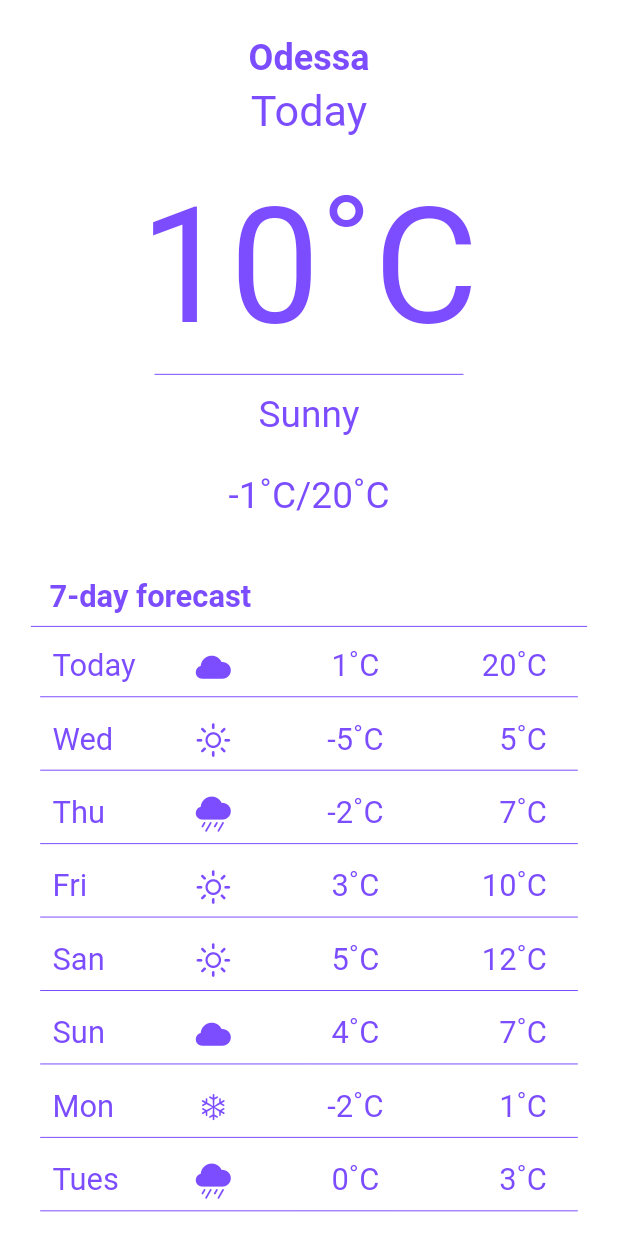
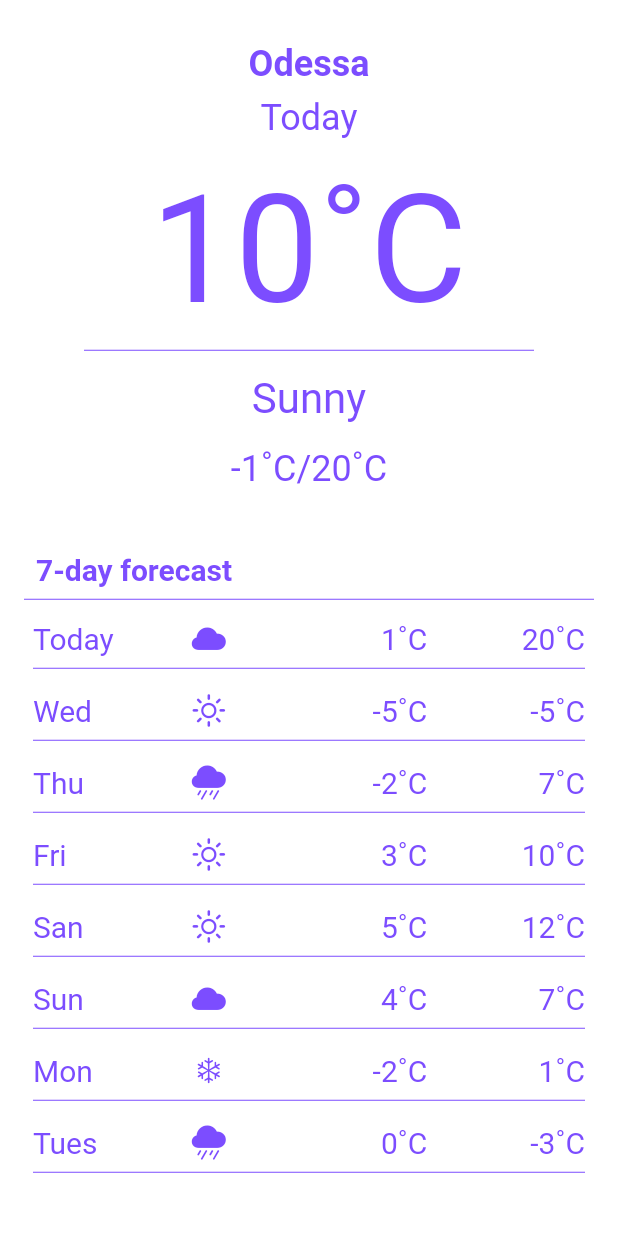
Before and after one commit to olko159/weather_search, a Flutter app: the WeatherDetails screen opened directly, on a phone screen of 412 x 824 dp. Run offline on Flutter 3.47's test engine with Material 2 defaults, Android fonts, the phone set to English and light mode, and no system bars; our stand-ins replace beamer, bloc, flutter_bloc, get_it, injectable, rive.

Commit message:
Add dimensions

```diff
--- /dev/null
+++ b/lib/app/resources/dimensions.dart
@@ -0,0 +1,10 @@
+class Dimensions {
+  Dimensions._();
+  static const double animationSize = 200;
+  static const double mainPadding = 20;
+  static const double secondaryPadding = 8;
+  static const double largePadding = 56;
+  static const double mainFontSize = 24;
+  static const double secondaryFontSize = 20;
+  static const double largeFontSize = 100;
+}
--- a/lib/app/ui/widgets/screens/splash_screen.dart
+++ b/lib/app/ui/widgets/screens/splash_screen.dart
@@ -1,6 +1,7 @@
 import 'package:beamer/beamer.dart';
 import 'package:flutter/material.dart';
 import 'package:rive/rive.dart';
+import 'package:weather_search/app/resources/dimensions.dart';
 
 class SplashScreen extends StatefulWidget {
   const SplashScreen({Key? key}) : super(key: key);
@@ -40,14 +41,15 @@ class _SplashScreenState extends State<SplashScreen> {
                 mainAxisAlignment: MainAxisAlignment.center,
                 children: <Widget>[
                   const SizedBox(
-                      width: 200,
-                      height: 200,
+                      width: Dimensions.animationSize,
+                      height: Dimensions.animationSize,
                       child: RiveAnimation.asset(
                         'assets/weather_splash.riv',
                         animations: ['Complex ainmation 1'],
                       )),
                   Padding(
-                    padding: const EdgeInsets.only(top: 10.0),
+                    padding:
+                        const EdgeInsets.only(top: Dimensions.mainPadding / 2),
                     child: Text(
                       'Weather Search',
                       style: headLine3,
@@ -65,7 +67,8 @@ class _SplashScreenState extends State<SplashScreen> {
                     color: primaryColor,
                   ),
                   Padding(
-                      padding: const EdgeInsets.only(top: 20.0),
+                      padding:
+                          const EdgeInsets.only(top: Dimensions.mainPadding),
                       child: Text(
                         'Loading...',
                         textAlign: TextAlign.center,
--- a/lib/app/ui/widgets/screens/weather_details.dart
+++ b/lib/app/ui/widgets/screens/weather_details.dart
@@ -1,5 +1,6 @@
 import 'package:flutter/cupertino.dart';
 import 'package:flutter/material.dart';
+import 'package:weather_search/app/resources/dimensions.dart';
 
 class WeatherDetails extends StatefulWidget {
   const WeatherDetails({Key? key}) : super(key: key);
@@ -18,23 +19,16 @@ class _WeatherDetailsState extends State<WeatherDetails> {
     Size size = MediaQuery.of(context).size;
 
     return Scaffold(
-      body: Center(
-        child: Container(
-          height: size.height,
-          width: size.height,
-          decoration: BoxDecoration(
-            color: backgroundColor,
-          ),
-          child: SafeArea(
-            child: Stack(
-              children: [
-                SingleChildScrollView(
+      backgroundColor: backgroundColor,
+      body: SafeArea(
+        child: Center(
+          child: SingleChildScrollView(
             child: Column(
               crossAxisAlignment: CrossAxisAlignment.start,
               children: [
                 Padding(
-                        padding: EdgeInsets.only(
-                          top: size.height * 0.03,
+                  padding: const EdgeInsets.only(
+                    top: Dimensions.mainPadding - 4,
                   ),
                   child: Center(
                     child: Text(
@@ -44,58 +38,59 @@ class _WeatherDetailsState extends State<WeatherDetails> {
                   ),
                 ),
                 Padding(
-                        padding: EdgeInsets.only(
-                          top: size.height * 0.005,
+                  padding: const EdgeInsets.only(
+                    top: Dimensions.mainPadding - 12,
                   ),
                   child: Center(
                     child: Text(
                       'Today', //day
                       style: TextStyle(
                         color: secondaryHeaderColor,
-                              fontSize: size.height * 0.035,
+                        fontSize: Dimensions.mainFontSize,
                       ),
                     ),
                   ),
                 ),
                 Padding(
-                        padding: EdgeInsets.only(
-                          top: size.height * 0.03,
+                  padding: const EdgeInsets.only(
+                    top: Dimensions.mainPadding - 4,
                   ),
                   child: Center(
                     child: Text(
                       '10˚C', //curent temperature
                       style: TextStyle(
                         color: secondaryHeaderColor,
-                              fontSize: size.height * 0.13,
+                        fontSize: Dimensions.largeFontSize,
                       ),
                     ),
                   ),
                 ),
                 Padding(
-                        padding:
-                            EdgeInsets.symmetric(horizontal: size.width * 0.25),
+                  padding: const EdgeInsets.symmetric(
+                    horizontal: Dimensions.largePadding,
+                  ),
                   child: Divider(
                     color: secondaryHeaderColor,
                   ),
                 ),
                 Padding(
-                        padding: EdgeInsets.only(
-                          top: size.height * 0.005,
+                  padding: const EdgeInsets.only(
+                    top: 8,
                   ),
                   child: Center(
                     child: Text(
                       'Sunny', // weather
                       style: TextStyle(
                         color: secondaryHeaderColor,
-                              fontSize: size.height * 0.03,
+                        fontSize: Dimensions.mainFontSize + 4,
                       ),
                     ),
                   ),
                 ),
                 Padding(
-                        padding: EdgeInsets.only(
-                          top: size.height * 0.03,
-                          bottom: size.height * 0.01,
+                  padding: const EdgeInsets.only(
+                    top: Dimensions.mainPadding - 4,
+                    bottom: Dimensions.mainPadding - 2,
                   ),
                   child: Row(
                     mainAxisAlignment: MainAxisAlignment.center,
@@ -104,30 +99,30 @@ class _WeatherDetailsState extends State<WeatherDetails> {
                         '-1˚C', // min temperature
                         style: TextStyle(
                           color: secondaryHeaderColor,
-                                fontSize: size.height * 0.03,
+                          fontSize: Dimensions.mainFontSize,
                         ),
                       ),
                       Text(
                         '/',
                         style: TextStyle(
                           color: secondaryHeaderColor,
-                                fontSize: size.height * 0.03,
+                          fontSize: Dimensions.mainFontSize,
                         ),
                       ),
                       Text(
                         '20˚C', //max temperature
                         style: TextStyle(
                           color: secondaryHeaderColor,
-                                fontSize: size.height * 0.03,
+                          fontSize: Dimensions.mainFontSize,
                         ),
                       ),
                     ],
                   ),
                 ),
                 Padding(
-                        padding: EdgeInsets.symmetric(
-                          horizontal: size.width * 0.05,
-                          vertical: size.height * 0.02,
+                  padding: const EdgeInsets.symmetric(
+                    horizontal: Dimensions.mainPadding - 4,
+                    vertical: Dimensions.mainPadding - 4,
                   ),
                   child: Container(
                     decoration: BoxDecoration(
@@ -141,15 +136,15 @@ class _WeatherDetailsState extends State<WeatherDetails> {
                         Align(
                           alignment: Alignment.centerLeft,
                           child: Padding(
-                                  padding: EdgeInsets.only(
-                                    top: size.height * 0.02,
-                                    left: size.width * 0.03,
+                            padding: const EdgeInsets.only(
+                              top: Dimensions.secondaryPadding,
+                              left: Dimensions.secondaryPadding,
                             ),
                             child: Text(
                               '7-day forecast',
                               style: TextStyle(
                                 color: secondaryHeaderColor,
-                                      fontSize: size.height * 0.025,
+                                fontSize: Dimensions.mainFontSize - 4,
                                 fontWeight: FontWeight.bold,
                               ),
                             ),
@@ -159,21 +154,23 @@ class _WeatherDetailsState extends State<WeatherDetails> {
                           color: secondaryHeaderColor,
                         ),
                         Padding(
-                                padding: EdgeInsets.all(size.width * 0.005),
+                          padding: const EdgeInsets.all(
+                            Dimensions.secondaryPadding - 6,
+                          ),
                           child: Column(
                             children: [
                               buildSevenDayForecast(
                                 "Today", //day
                                 1, //min temperature
                                 20, //max temperature
-                                        CupertinoIcons
-                                            .cloud_fill, //weather icon
+                                CupertinoIcons.cloud_fill, //weather icon
                                 size,
-                                        secondaryHeaderColor),
+                                secondaryHeaderColor,
+                              ),
                               buildSevenDayForecast(
                                 "Wed",
                                 -5,
-                                      5,
+                                -5,
                                 CupertinoIcons.sun_max,
                                 size,
                                 secondaryHeaderColor,
@@ -221,7 +218,7 @@ class _WeatherDetailsState extends State<WeatherDetails> {
                               buildSevenDayForecast(
                                 "Tues",
                                 0,
-                                      3,
+                                -3,
                                 CupertinoIcons.cloud_rain_fill,
                                 size,
                                 secondaryHeaderColor,
@@ -236,72 +233,72 @@ class _WeatherDetailsState extends State<WeatherDetails> {
               ],
             ),
           ),
-              ],
-            ),
-          ),
         ),
       ),
     );
   }
 
-  Widget buildSevenDayForecast(String time, int minTemp, int maxTemp,
-      IconData weatherIcon, Size size, Color secondaryHeaderColor) {
+  Widget buildSevenDayForecast(
+    String time,
+    int minTemp,
+    int maxTemp,
+    IconData weatherIcon,
+    Size size,
+    Color secondaryHeaderColor,
+  ) {
     return Padding(
-      padding: EdgeInsets.all(
-        size.height * 0.005,
-      ),
+      padding: const EdgeInsets.all(Dimensions.secondaryPadding - 4),
       child: Column(
         crossAxisAlignment: CrossAxisAlignment.start,
         children: [
-          Stack(
+          Row(
+            mainAxisAlignment: MainAxisAlignment.spaceEvenly,
             children: [
-              Padding(
-                padding: EdgeInsets.symmetric(
-                  horizontal: size.width * 0.02,
-                ),
+              Flexible(
+                flex: 2,
+                child: Align(
+                  alignment: Alignment.centerLeft,
                   child: Text(
                     time,
                     style: TextStyle(
                       color: secondaryHeaderColor,
-                    fontSize: size.height * 0.025,
+                      fontSize: Dimensions.secondaryFontSize,
                     ),
                   ),
                 ),
-              Padding(
-                padding: EdgeInsets.symmetric(
-                  horizontal: size.width * 0.25,
               ),
+              Flexible(
+                flex: 2,
+                child: Align(
+                  alignment: Alignment.centerLeft,
                   child: Icon(
                     weatherIcon,
                     color: secondaryHeaderColor,
-                  size: size.height * 0.03,
+                    size: Dimensions.mainFontSize,
                   ),
                 ),
-              Center(
-                child: Padding(
-                  padding: EdgeInsets.only(
-                    left: size.width * 0.15,
               ),
+              Flexible(
+                child: Align(
+                  alignment: Alignment.centerRight,
                   child: Text(
                     '$minTemp˚C',
                     style: TextStyle(
                       color: secondaryHeaderColor,
-                      fontSize: size.height * 0.025,
+                      fontSize: Dimensions.secondaryFontSize,
                     ),
                   ),
                 ),
               ),
-              Align(
+              Flexible(
+                flex: 2,
+                child: Align(
                   alignment: Alignment.centerRight,
-                child: Padding(
-                  padding: EdgeInsets.symmetric(
-                    horizontal: size.width * 0.05,
-                  ),
                   child: Text(
                     '$maxTemp˚C',
                     style: TextStyle(
                       color: secondaryHeaderColor,
-                      fontSize: size.height * 0.025,
+                      fontSize: Dimensions.secondaryFontSize,
                     ),
                   ),
                 ),
--- a/lib/app/ui/widgets/screens/weather_list.dart
+++ b/lib/app/ui/widgets/screens/weather_list.dart
@@ -4,6 +4,7 @@ import 'package:flutter_bloc/flutter_bloc.dart';
 import 'package:weather_search/app/bloc/cities/cities_bloc.dart';
 import 'package:weather_search/app/bloc/cities/cities_event.dart';
 import 'package:weather_search/app/bloc/cities/cities_state.dart';
+import 'package:weather_search/app/resources/dimensions.dart';
 
 class WeatherList extends StatefulWidget {
   const WeatherList({Key? key}) : super(key: key);
@@ -45,7 +46,7 @@ class _WeatherListState extends State<WeatherList> {
           mainAxisAlignment: MainAxisAlignment.start,
           children: <Widget>[
             Padding(
-              padding: const EdgeInsets.all(12.0),
+              padding: const EdgeInsets.all(Dimensions.mainPadding - 8),
               child: TextField(
                 controller: _textController,
                 style: TextStyle(color: secondaryHeaderColor),
@@ -75,7 +76,11 @@ class _WeatherListState extends State<WeatherList> {
               bloc: _citiesBloc,
               builder: (event, state) {
                 if (state is CitiesLoading) {
-                  return Center(child: CircularProgressIndicator());
+                  return Center(
+                    child: CircularProgressIndicator(
+                      color: secondaryHeaderColor,
+                    ),
+                  );
                 }
                 if (state is CitiesLoaded) {
                   final cities = state.cities;
@@ -94,12 +99,20 @@ class _WeatherListState extends State<WeatherList> {
                             ),
                             color: cardColor,
                             child: ListTile(
-                              contentPadding: const EdgeInsets.all(5),
+                              contentPadding: const EdgeInsets.all(
+                                Dimensions.secondaryPadding - 3,
+                              ),
                               leading: Column(children: [
-                                Text(cities[index].name, style: headLine3),
+                                Text(
+                                  cities[index].name,
+                                  style: headLine3,
+                                ),
                               ]),
                               trailing: Column(children: [
-                                Text(cities[index].country, style: headLine3),
+                                Text(
+                                  cities[index].country,
+                                  style: headLine3,
+                                ),
                               ]),
                             ),
                           ),
@@ -109,13 +122,22 @@ class _WeatherListState extends State<WeatherList> {
                   );
                 }
                 if (state is CitiesError) {
-                  return Text(
+                  return const Text(
                     'Something went wrong!',
-                    style: TextStyle(color: Colors.red),
+                    style: TextStyle(
+                      color: Colors.red,
+                    ),
                   );
                 }
 
-                return Center(child: Text('Please Select a City'));
+                return Center(
+                  child: Text(
+                    'Please Select a City',
+                    style: TextStyle(
+                      color: secondaryHeaderColor,
+                    ),
+                  ),
+                );
               },
             ),
           ],
```
Lines whose indentation alone changed are shown as unchanged.
